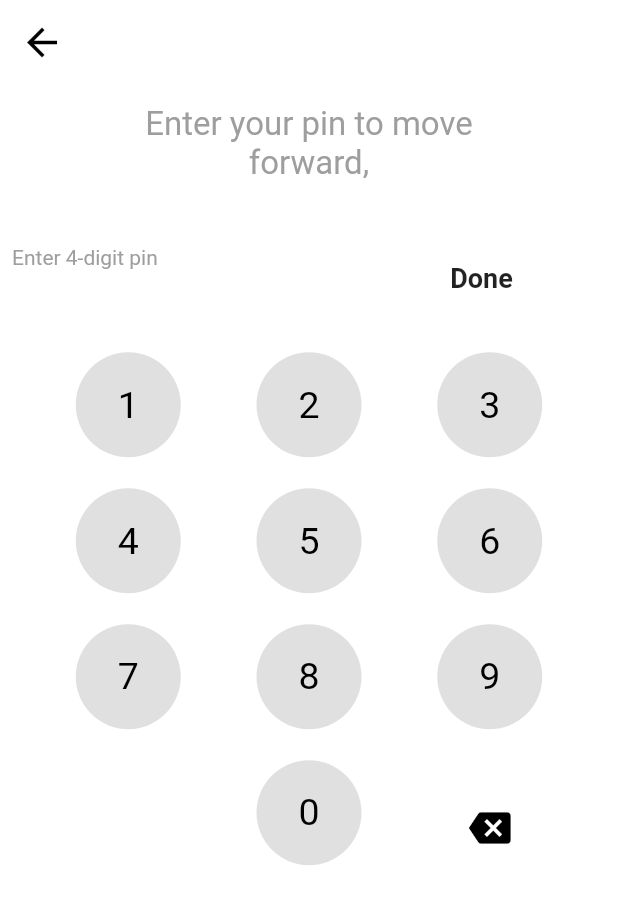
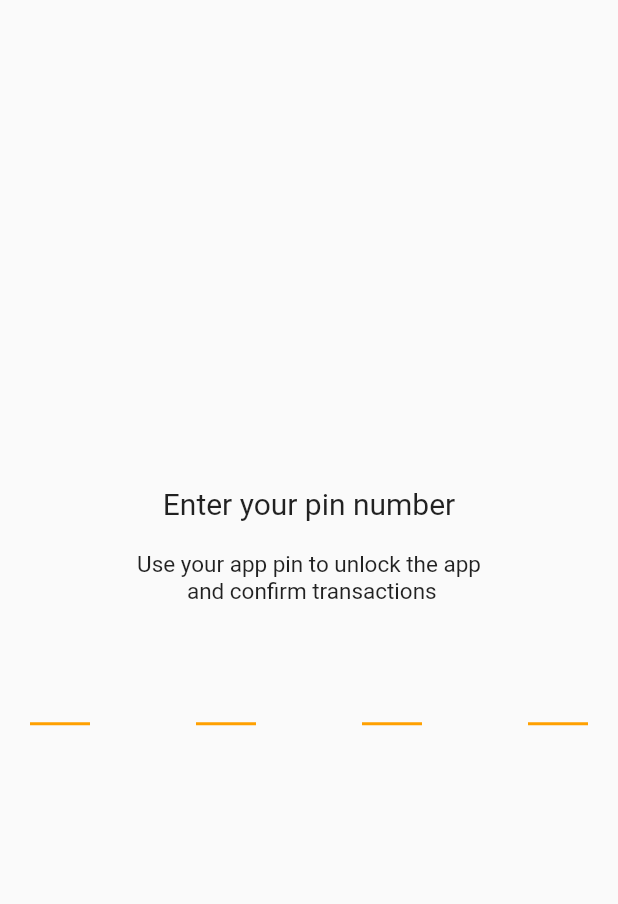
Before and after one commit to KChristelle/funny_web, a Flutter app: the screen it shows after launch, on a phone screen of 412 x 824 dp. Shown: the top 904 px of the screen. Run offline on Flutter 3.47's test engine with Material 2 defaults, Android fonts, the phone set to English and light mode, and no system bars; drawn by our look-alikes of pin_code_fields.

Commit message:
Added pin verfication page

```diff
--- a/lib/main.dart
+++ b/lib/main.dart
@@ -1,6 +1,7 @@
 import 'package:flutter/material.dart';
 import 'package:number_pad_flutter/numpad.dart';
 import 'package:number_pad_flutter/pinpage.dart';
+import 'package:number_pad_flutter/verification_pin.dart';
 
 void main() => runApp(NumberPad());
 
@@ -9,7 +10,7 @@ class NumberPad extends StatelessWidget {
   Widget build(BuildContext context) {
     return MaterialApp(
       debugShowCheckedModeBanner: false,
-      home: PinPage(),
+      home: SecurityPin(),
     );
   }
 }
--- /dev/null
+++ b/lib/verification_pin.dart
@@ -0,0 +1,47 @@
+import 'package:flutter/material.dart';
+import 'package:pin_code_fields/pin_code_fields.dart';
+
+class SecurityPin extends StatelessWidget {
+  @override
+  Widget build(BuildContext context) {
+    return Scaffold(
+      resizeToAvoidBottomInset: false,
+      body: Center(
+        child: Padding(
+          padding: const EdgeInsets.all(20.0),
+          child: Column(
+            mainAxisAlignment: MainAxisAlignment.center,
+            children: <Widget>[
+              Text(
+                'Enter your pin number',
+                style: TextStyle(fontSize: 20.0),
+              ),
+              SizedBox(
+                height: 20,
+              ),
+              Text(
+                'Use your app pin to unlock the app\n and confirm transactions',
+                textAlign: TextAlign.center,
+                style: TextStyle(fontSize: 15.0),
+              ),
+              SizedBox(
+                height: 30.0,
+              ),
+              PinCodeTextField(
+                appContext: context,
+                length: 4,
+                onChanged: (value) {
+                  print(value);
+                },
+                pinTheme: PinTheme(
+                  inactiveColor: Colors.amber[700],
+                  activeColor: Colors.grey,
+                ),
+              ),
+            ],
+          ),
+        ),
+      ),
+    );
+  }
+}
--- a/pubspec.yaml
+++ b/pubspec.yaml
@@ -34,6 +34,7 @@ dependencies:
   # The following adds the Cupertino Icons font to your application.
   # Use with the CupertinoIcons class for iOS style icons.
   cupertino_icons: ^1.0.2
+  pin_code_fields:
 
 dev_dependencies:
   flutter_test:
```
Also changed, not shown: pubspec.lock.
